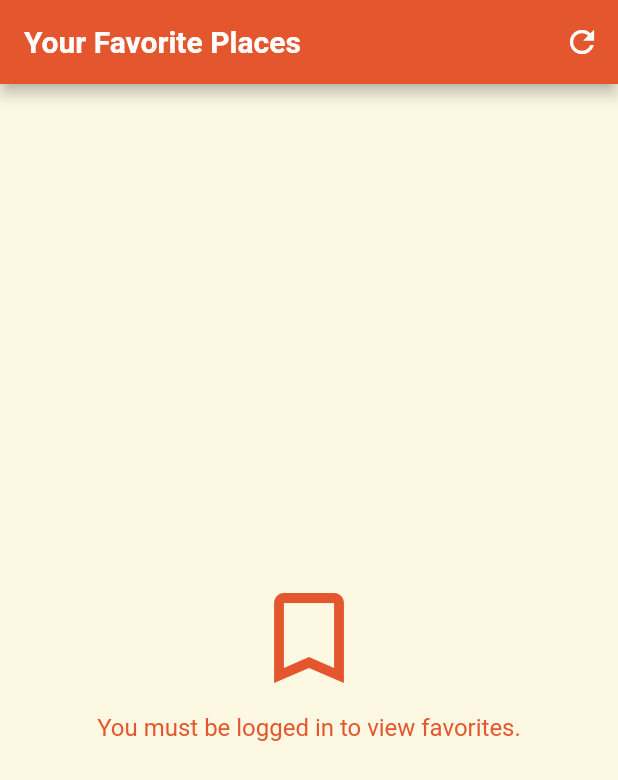
After one commit to g1000n/JeepMiyabe, a Flutter app: the FavoritesPage screen opened directly, after a tap on the "refresh" icon, on a phone screen of 412 x 824 dp. The commit adds this screen. Shown: the top 780 px of the screen. Run offline on Flutter 3.47's test engine with Material 3 defaults, Android fonts, the phone set to English and light mode, and no system bars; our stand-ins replace flutter_dotenv, font_awesome_flutter, google_maps_flutter, pin_code_fields, shared_preferences, supabase_flutter; accounts and stored records are empty.

Commit message:
Feature: Add Favorites Page UI, refactor backend functions to support deletion by coordinates (MapScreen) and prepare for deletion by ID.

```diff
--- a/lib/favorite_place.dart
+++ b/lib/favorite_place.dart
@@ -3,6 +3,9 @@ import 'package:supabase_flutter/supabase_flutter.dart';
 
 final supabase = Supabase.instance.client;
 
+// ---------------------------------------------------------------------------
+// Model: FavoritePlace
+// ---------------------------------------------------------------------------
 class FavoritePlace {
   final String id;
   final String name;
@@ -20,7 +23,7 @@ class FavoritePlace {
 
   LatLng get position => LatLng(latitude, longitude);
 
-  // Serialization for backend/local storage
+  // Serialization for backend/local storage (converting model to JSON for API call)
   Map<String, dynamic> toJson() => {
     'id': id,
     'name': name,
@@ -29,8 +32,9 @@ class FavoritePlace {
     'description': description,
   };
 
+  // Deserialization from JSON (creating model from API response)
   factory FavoritePlace.fromJson(Map<String, dynamic> json) => FavoritePlace(
-        id: json['id'] as String,
+    id: json['id'].toString(), // Ensure ID is always a string
     name: json['name'] as String,
     latitude: (json['latitude'] as num).toDouble(),
     longitude: (json['longitude'] as num).toDouble(),
@@ -38,27 +42,29 @@ class FavoritePlace {
   );
 }
 
-// Function to save a new favorite place to Supabase
+// ---------------------------------------------------------------------------
+// Supabase Functions for Favorites
+// ---------------------------------------------------------------------------
+
+/// Saves a new favorite place to the Supabase 'favorites' table.
 Future<void> saveFavoriteToBackend(FavoritePlace favorite, String userId) async {
   try {
-    // Attempt the insert. On success, it returns or resolves without error.
     await supabase.from('favorites').insert({
       'user_id': userId,
       'name': favorite.name,
       'latitude': favorite.latitude,
       'longitude': favorite.longitude,
       'description': favorite.description,
+      // 'created_at' and 'id' should be handled by Supabase database defaults
     });
   } on PostgrestException catch (e) {
-    // Catch a specific database error (e.g., table not found, RLS policy denied)
-    throw Exception('Supabase Database Error: ${e.message}');
+    throw Exception('Supabase Database Error (Save): ${e.message}');
   } catch (e) {
-    // Catch general errors (e.g., network timeout)
     throw Exception('Failed to save favorite due to an unexpected error: $e');
   }
 }
 
-// Function to delete a favorite place from Supabase
+/// Deletes a favorite place from Supabase by matching coordinates and user ID.
 Future<void> deleteFavoriteFromBackend(
     double latitude, double longitude, String userId) async {
   if (userId.isEmpty) {
@@ -73,7 +79,7 @@ Future<void> deleteFavoriteFromBackend(
         .eq('user_id', userId)
         .eq('latitude', latitude)
         .eq('longitude', longitude)
-        .select(); // Use .select() to confirm rows were deleted
+        .select();
 
     if (result.isEmpty) {
       print('Warning: Attempted to delete a non-existent favorite for user $userId.');
@@ -87,7 +93,39 @@ Future<void> deleteFavoriteFromBackend(
   }
 }
 
-// 🚀 NEW FUNCTION: Checks if a place is favorited by the user
+/// Fetches all saved favorite places for a specific user ID.
+Future<List<FavoritePlace>> fetchFavoritesForUser(String userId) async {
+  if (userId.isEmpty) {
+    return [];
+  }
+
+  try {
+    // 1. Query the 'favorites' table for records matching the user_id
+    final response = await supabase
+        .from('favorites')
+        .select()
+        .eq('user_id', userId)
+        .order('id', ascending: false); // Optional: order by ID or creation date
+
+    // 2. Map the list of JSON objects (List<Map<String, dynamic>>) to a list of FavoritePlace objects
+    final favorites = (response as List).map((json) {
+      return FavoritePlace.fromJson({
+        ...json,
+        // The factory constructor handles converting the database ID to a String
+      });
+    }).toList();
+
+    return favorites;
+  } on PostgrestException catch (e) {
+    print('Supabase fetch favorites error: ${e.message}');
+    throw Exception('Failed to load favorites: ${e.message}'); // Throw exception to be caught by FutureBuilder
+  } catch (e) {
+    print('Unexpected error fetching favorites: $e');
+    throw Exception('An unexpected error occurred: $e');
+  }
+}
+
+/// Checks if a place is favorited by the user based on coordinates.
 Future<bool> isFavoriteInBackend(
     double latitude, double longitude, String userId) async {
   if (userId.isEmpty) {
@@ -101,7 +139,8 @@ Future<bool> isFavoriteInBackend(
         .select('id') // Only fetch the ID for efficiency
         .eq('user_id', userId)
         .eq('latitude', latitude)
-        .eq('longitude', longitude);
+        .eq('longitude', longitude)
+        .limit(1); // Stop after finding the first match
 
     // If the response list is NOT empty, a matching favorite exists
     return response.isNotEmpty;
--- /dev/null
+++ b/lib/screens/favorites_page.dart
@@ -0,0 +1,216 @@
+// favorites_page.dart
+import 'package:flutter/material.dart';
+import 'package:supabase_flutter/supabase_flutter.dart';
+import '../favorite_place.dart'; // Import the model and functions
+import 'map_screen.dart'; // Import MapScreen to navigate when selecting a favorite
+
+// --- CONSTANTS ---
+const Color kPrimaryColor = Color(0xFFE4572E);
+const Color kCardColor = Color(0xFFFC775C);
+const Color kBackgroundColor = Color(0xFFFDF8E2);
+
+// ---------------------------------------------------------------------------
+// FavoritesPage
+// ---------------------------------------------------------------------------
+class FavoritesPage extends StatefulWidget {
+  const FavoritesPage({super.key});
+
+  @override
+  State<FavoritesPage> createState() => _FavoritesPageState();
+}
+
+class _FavoritesPageState extends State<FavoritesPage> {
+  // Use late initialization as it's set in initState
+  late Future<List<FavoritePlace>> _favoritesFuture;
+
+  // Get user ID once in the state
+  final String _userId = Supabase.instance.client.auth.currentUser?.id ?? '';
+
+  @override
+  initState() {
+    super.initState();
+    // Start fetching data immediately
+    _favoritesFuture = _fetchFavorites();
+  }
+
+  // Wrapper function to fetch favorites, checking for a valid user
+  Future<List<FavoritePlace>> _fetchFavorites() async {
+    if (_userId.isEmpty) {
+      return Future.value([]);
+    }
+    // Call the function from favorite_place.dart
+    try {
+      return await fetchFavoritesForUser(_userId);
+    } catch (e) {
+      // If there is an error during fetch, return empty list and print error
+      print('Error fetching favorites: $e');
+      return [];
+    }
+  }
+
+  // Function to refresh the list of favorites
+  void _refreshFavorites() {
+    setState(() {
+      _favoritesFuture = _fetchFavorites();
+    });
+  }
+
+  // Handler for when a favorite place is tapped (Navigation is separate issue, but kept here)
+  void _onFavoriteTapped(FavoritePlace favorite) {
+    // Navigate to the MapScreen and pass the favorite's coordinates
+    Navigator.of(context).push(
+      MaterialPageRoute(
+        builder: (context) => MapScreen(
+          initialLatitude: favorite.latitude,
+          initialLongitude: favorite.longitude,
+          initialZoom: 17.0,
+        ),
+      ),
+    );
+  }
+
+  @override
+  Widget build(BuildContext context) {
+    return Scaffold(
+      appBar: AppBar(
+        title: const Text('Your Favorite Places', style: TextStyle(color: Colors.white, fontWeight: FontWeight.bold)),
+        backgroundColor: kPrimaryColor,
+        automaticallyImplyLeading: false,
+        actions: [
+          IconButton(
+            icon: const Icon(Icons.refresh, color: Colors.white),
+            onPressed: _refreshFavorites, // Refresh button
+            tooltip: 'Refresh Favorites',
+          ),
+        ],
+      ),
+      backgroundColor: kBackgroundColor,
+
+      // Use FutureBuilder to handle the asynchronous data fetching
+      body: FutureBuilder<List<FavoritePlace>>(
+        future: _favoritesFuture,
+        builder: (context, snapshot) {
+          // 1. Loading State
+          if (snapshot.connectionState == ConnectionState.waiting) {
+            return const Center(child: CircularProgressIndicator(color: kPrimaryColor));
+          }
+
+          // 2. Error State (Handles errors caught in _fetchFavorites)
+          if (snapshot.hasError) {
+            return Center(child: Text('Error: ${snapshot.error}', style: const TextStyle(color: kPrimaryColor)));
+          }
+
+          // 3. Data Loaded State
+          final favorites = snapshot.data ?? [];
+
+          // 3a. Empty State
+          if (favorites.isEmpty) {
+            return Center(
+              child: Column(
+                mainAxisAlignment: MainAxisAlignment.center,
+                children: [
+                  const Icon(Icons.bookmark_border, size: 80, color: kPrimaryColor),
+                  const SizedBox(height: 10),
+                  Text(
+                    _userId.isEmpty
+                      ? 'You must be logged in to view favorites.'
+                      : 'You haven\'t saved any favorites yet.',
+                    style: const TextStyle(color: kPrimaryColor, fontSize: 16),
+                  ),
+                ],
+              ),
+            );
+          }
+
+          // 3b. List View
+          return ListView.builder(
+            padding: const EdgeInsets.only(top: 10, bottom: 80),
+            itemCount: favorites.length,
+            itemBuilder: (context, index) {
+              final favorite = favorites[index];
+              return _buildFavoriteCard(context, favorite);
+            },
+          );
+        },
+      ),
+    );
+  }
+
+  // Helper widget to build each favorite card
+  Widget _buildFavoriteCard(BuildContext context, FavoritePlace favorite) {
+    return Card(
+      color: kCardColor,
+      margin: const EdgeInsets.symmetric(horizontal: 16.0, vertical: 8.0),
+      elevation: 4,
+      shape: RoundedRectangleBorder(borderRadius: BorderRadius.circular(15)),
+      child: ListTile(
+        onTap: () => _onFavoriteTapped(favorite),
+        leading: const Icon(Icons.location_pin, color: Colors.white, size: 30),
+        title: Text(
+          favorite.name,
+          style: const TextStyle(fontWeight: FontWeight.bold, fontSize: 16, color: Colors.white),
+        ),
+        subtitle: Text(
+          favorite.description ?? 'Lat: ${favorite.latitude.toStringAsFixed(4)}, Lon: ${favorite.longitude.toStringAsFixed(4)}',
+          style: const TextStyle(fontSize: 12, color: Colors.white70),
+        ),
+        trailing: IconButton(
+          icon: const Icon(Icons.delete, color: Colors.white70),
+          onPressed: () => _confirmDelete(context, favorite), // Triggers delete flow
+          tooltip: 'Delete Favorite',
+        ),
+      ),
+    );
+  }
+
+  // Confirmation dialog for deleting a favorite
+  void _confirmDelete(BuildContext context, FavoritePlace favorite) {
+    showDialog(
+      context: context,
+      builder: (context) => AlertDialog(
+        title: const Text('Remove Favorite?'),
+        content: Text('Are you sure you want to remove "${favorite.name}" from your favorites?'),
+        actions: [
+          TextButton(
+            onPressed: () => Navigator.of(context).pop(),
+            child: const Text('Cancel', style: TextStyle(color: kPrimaryColor)),
+          ),
+          TextButton(
+            onPressed: () async {
+              // 1. Close dialog immediately
+              Navigator.of(context).pop();
+
+              // 2. Perform delete operation
+              try {
+                // Use the latitude and longitude from the FAVORITE object
+                await deleteFavoriteFromBackend(
+                  favorite.latitude,
+                  favorite.longitude,
+                  _userId
+                );
+
+                // 3. Show success message and refresh UI
+                if(mounted) {
+                  ScaffoldMessenger.of(context).showSnackBar(
+                    SnackBar(content: Text('${favorite.name} removed.'), backgroundColor: Colors.green)
+                  );
+                }
+                // *** THIS IS THE CRITICAL LINE TO REFRESH THE LIST ***
+                _refreshFavorites();
+
+              } catch (e) {
+                // 4. Show error message on failure
+                if(mounted) {
+                  ScaffoldMessenger.of(context).showSnackBar(
+                    SnackBar(content: Text('Failed to delete favorite: ${e.toString()}'), backgroundColor: Colors.red)
+                  );
+                }
+              }
+            },
+            child: const Text('Remove', style: TextStyle(color: Colors.red)),
+          ),
+        ],
+      ),
+    );
+  }
+}
```
Also changed, not shown: lib/screens/map_screen.dart (+84 -33 lines). Lines whose indentation alone changed are shown as unchanged.
